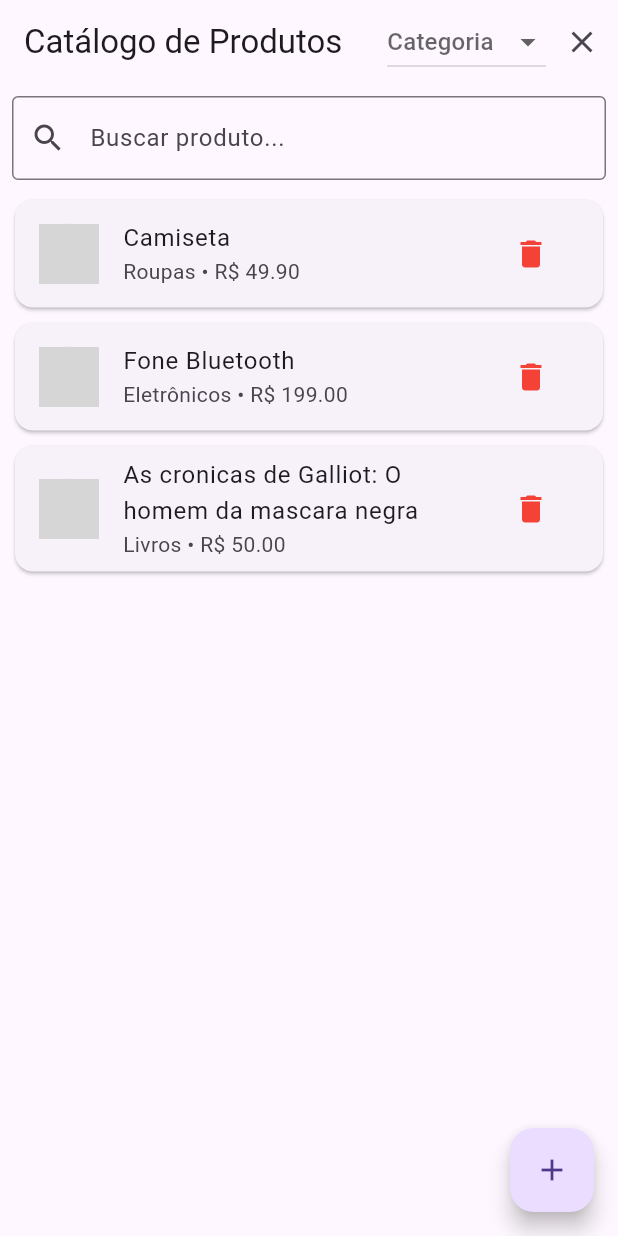
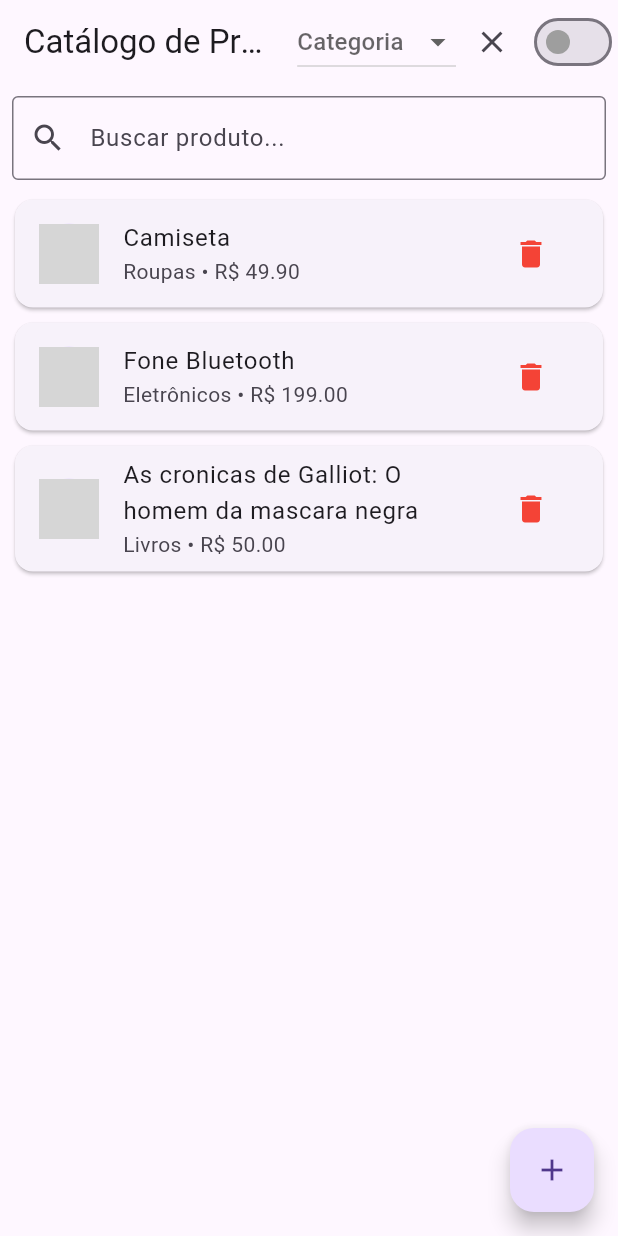
Before and after one commit to igorgarces/catalogo_produtos, a Flutter app: the screen it shows after launch, on a phone screen of 412 x 824 dp. Run offline on Flutter 3.47's test engine with Material 3 defaults, Android fonts, the phone set to English and light mode, and no system bars; our stand-ins replace image_picker; grey boxes are pictures that could not be loaded.

Commit message:
adicionando a funcionalidade de trocar o tema e adicionar fotos

```diff
--- a/lib/main.dart
+++ b/lib/main.dart
@@ -1,3 +1,4 @@
+import 'package:flutter/foundation.dart';
 import 'package:flutter/material.dart';
 import 'package:image_picker/image_picker.dart';
 import 'dart:io';
@@ -6,11 +7,47 @@ import 'models/product.dart';
 import 'repositories/products_repository.dart';
 
 void main() {
-  runApp(const CatalogApp());
+  runApp(const MyApp());
+}
+
+class MyApp extends StatefulWidget {
+  const MyApp({super.key});
+
+  @override
+  State<MyApp> createState() => _MyAppState();
+}
+
+class _MyAppState extends State<MyApp> {
+  ThemeMode _themeMode = ThemeMode.system;
+
+  void _toggleTheme(bool isDark) {
+    setState(() {
+      _themeMode = isDark ? ThemeMode.dark : ThemeMode.light;
+    });
+  }
+
+  @override
+  Widget build(BuildContext context) {
+    return MaterialApp(
+      debugShowCheckedModeBanner: false,
+      title: 'Catálogo de Produtos',
+      themeMode: _themeMode,
+      theme: ThemeData.light(useMaterial3: true),
+      darkTheme: ThemeData.dark(useMaterial3: true),
+      home: CatalogApp(onThemeChanged: _toggleTheme, themeMode: _themeMode),
+    );
+  }
 }
 
 class CatalogApp extends StatefulWidget {
-  const CatalogApp({super.key});
+  final void Function(bool) onThemeChanged;
+  final ThemeMode themeMode;
+
+  const CatalogApp({
+    super.key,
+    required this.onThemeChanged,
+    required this.themeMode,
+  });
 
   @override
   State<CatalogApp> createState() => _CatalogAppState();
@@ -29,7 +66,8 @@ class _CatalogAppState extends State<CatalogApp> {
         TextEditingController(text: product?.price.toString());
     final descriptionController =
         TextEditingController(text: product?.description);
-    String category = product?.category ?? 'Roupas';
+
+    String? category = product?.category ?? 'Roupas';
     String? imagePath = product?.imagePath;
 
     Future<void> pickImage() async {
@@ -44,8 +82,8 @@ class _CatalogAppState extends State<CatalogApp> {
     showModalBottomSheet(
       context: context,
       isScrollControlled: true,
-      builder: (_) => Padding(
-        padding: MediaQuery.of(context).viewInsets,
+      builder: (ctx) => Padding(
+        padding: MediaQuery.of(ctx).viewInsets,
         child: SingleChildScrollView(
           padding: const EdgeInsets.all(16),
           child: Column(
@@ -56,9 +94,13 @@ class _CatalogAppState extends State<CatalogApp> {
                 child: CircleAvatar(
                   radius: 50,
                   backgroundImage: imagePath != null
-                      ? FileImage(File(imagePath!))
-                      : const AssetImage("assets/placeholder.png")
-                          as ImageProvider,
+                      ? (kIsWeb
+                          ? NetworkImage(imagePath!)
+                          : FileImage(File(imagePath!))) as ImageProvider
+                      : const AssetImage("assets/placeholder.png"),
+                  child: imagePath == null
+                      ? const Icon(Icons.image, size: 40)
+                      : null,
                 ),
               ),
               const SizedBox(height: 16),
@@ -80,7 +122,7 @@ class _CatalogAppState extends State<CatalogApp> {
                 items: ['Roupas', 'Eletrônicos', 'Livros']
                     .map((c) => DropdownMenuItem(value: c, child: Text(c)))
                     .toList(),
-                onChanged: (value) => category = value!,
+                onChanged: (value) => category = value,
                 decoration: const InputDecoration(labelText: 'Categoria'),
               ),
               const SizedBox(height: 20),
@@ -91,7 +133,7 @@ class _CatalogAppState extends State<CatalogApp> {
                     name: nameController.text,
                     price: double.tryParse(priceController.text) ?? 0,
                     description: descriptionController.text,
-                    category: category,
+                    category: category ?? 'Roupas',
                     imagePath: imagePath,
                   );
 
@@ -103,7 +145,7 @@ class _CatalogAppState extends State<CatalogApp> {
                     }
                   });
 
-                  Navigator.pop(context);
+                  Navigator.pop(ctx);
                 },
               )
             ],
@@ -124,12 +166,7 @@ class _CatalogAppState extends State<CatalogApp> {
       return matchesCategory && matchesSearch;
     }).toList();
 
-    return MaterialApp(
-      debugShowCheckedModeBanner: false,
-      themeMode: ThemeMode.system,
-      theme: ThemeData.light(useMaterial3: true),
-      darkTheme: ThemeData.dark(useMaterial3: true),
-      home: Scaffold(
+    return Scaffold(
       appBar: AppBar(
         title: const Text('Catálogo de Produtos'),
         actions: [
@@ -147,7 +184,13 @@ class _CatalogAppState extends State<CatalogApp> {
               _selectedCategory = null;
               _searchQuery = "";
             }),
-            )
+          ),
+          Switch(
+            value: widget.themeMode == ThemeMode.dark,
+            onChanged: widget.onThemeChanged,
+            activeColor: Colors.yellow,
+            inactiveThumbColor: Colors.grey,
+          ),
         ],
       ),
       body: Column(
@@ -175,9 +218,14 @@ class _CatalogAppState extends State<CatalogApp> {
                   child: ListTile(
                     leading: CircleAvatar(
                       backgroundImage: product.imagePath != null
-                            ? FileImage(File(product.imagePath!))
-                            : const AssetImage("assets/placeholder.png")
-                                as ImageProvider,
+                          ? (kIsWeb
+                              ? NetworkImage(product.imagePath!)
+                              : FileImage(File(product.imagePath!)))
+                          as ImageProvider
+                          : const AssetImage("assets/placeholder.png"),
+                      child: product.imagePath == null
+                          ? const Icon(Icons.image, size: 20)
+                          : null,
                     ),
                     title: Text(product.name),
                     subtitle: Text(
@@ -202,7 +250,6 @@ class _CatalogAppState extends State<CatalogApp> {
         onPressed: () => _openProductForm(),
         child: const Icon(Icons.add),
       ),
-      ),
     );
   }
 }
```
Also changed, not shown: 1 other file. Lines whose indentation alone changed are shown as unchanged.
